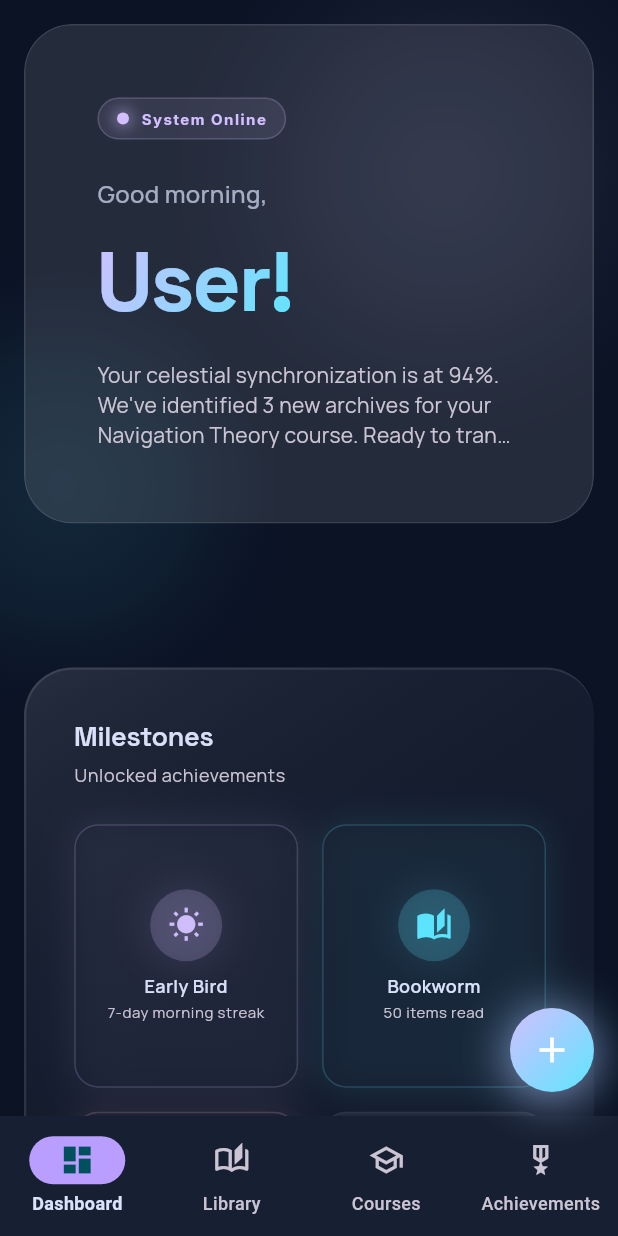
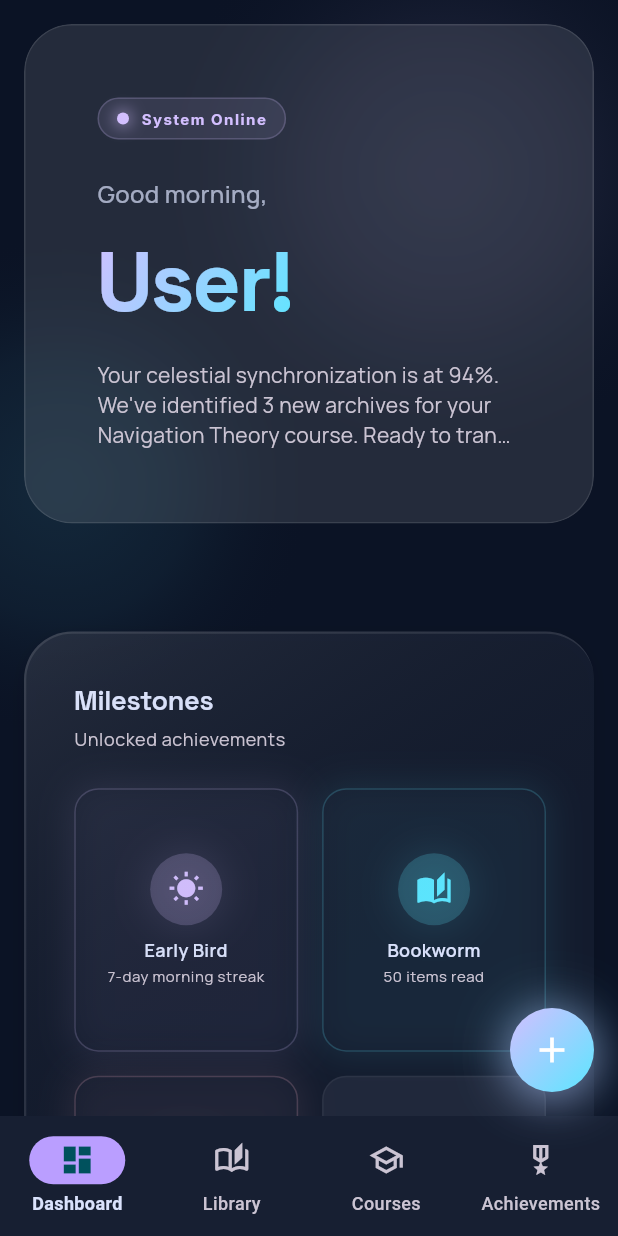
Before and after one commit to 0gloomdev/trackie, a Flutter app: the screen it shows after launch, after a tap on "Saltar", on a phone screen of 412 x 824 dp. Run offline on Flutter 3.47's test engine with Material 3 defaults, Android fonts, the phone set to English and light mode, and no system bars; drawn by our look-alikes of flutter_animate; our stand-ins replace drift, drift_flutter, flutter_riverpod; accounts and stored records are empty; generated files the repository leaves out were written again; project files that could hold a hidden picture were left out.

Commit message:
refactor: improve widget distribution using DesignTokens
- Apply consistent spacing (spaceXxl, spaceLg, spaceMd) in home_screen
- Use DesignTokens.fadeIn for animations
- Update library_screen with DesignTokens spacing
- Consistent border radius and animation durations throughout

```diff
--- a/lib/src/features/home/presentation/home_screen.dart
+++ b/lib/src/features/home/presentation/home_screen.dart
@@ -4,6 +4,7 @@ import 'package:flutter_animate/flutter_animate.dart';
 import '../../../core/theme/app_colors.dart';
 import '../../../core/theme/app_typography.dart';
 import '../../../shared/widgets/shadcn_widgets.dart';
+import '../../../shared/widgets/glass_design.dart';
 import '../../../shared/widgets/glass_design.dart';
 import '../../../services/models/models.dart';
 import '../../shared/providers/drift_providers.dart';
@@ -34,9 +35,7 @@ class HomeTab extends ConsumerWidget {
         crossAxisAlignment: CrossAxisAlignment.start,
         children: [
           _HeroSection(profileAsync: profileAsync),
-          const SizedBox(height: 32),
-
-          const SizedBox(height: 32),
+          const SizedBox(height: DesignTokens.spaceXxl),
           if (isDesktop) ...[
             Row(
               crossAxisAlignment: CrossAxisAlignment.start,
@@ -44,30 +43,33 @@ class HomeTab extends ConsumerWidget {
                 Expanded(
                   flex: 2,
                   child: activitiesAsync.when(
-            data: (weeklyActivity) => _WeeklyChart(weeklyActivity: weeklyActivity),
-            loading: () => const CircularProgressIndicator(),
+                    data: (weeklyActivity) =>
+                        _WeeklyChart(weeklyActivity: weeklyActivity),
+                    loading: () =>
+                        const Center(child: CircularProgressIndicator()),
                     error: (_, __) => const SizedBox(),
                   ),
                 ),
-                const SizedBox(width: 24),
+                const SizedBox(width: DesignTokens.spaceLg),
                 Expanded(flex: 1, child: const _AchievementsPreview()),
               ],
             ),
           ] else ...[
             activitiesAsync.when(
-              data: (weeklyActivity) => _WeeklyChart(weeklyActivity: weeklyActivity),
-              loading: () => const CircularProgressIndicator(),
+              data: (weeklyActivity) =>
+                  _WeeklyChart(weeklyActivity: weeklyActivity),
+              loading: () => const Center(child: CircularProgressIndicator()),
               error: (_, __) => const SizedBox(),
             ),
-            const SizedBox(height: 32),
+            const SizedBox(height: DesignTokens.spaceLg),
             const _AchievementsPreview(),
           ],
-          const SizedBox(height: 32),
+          const SizedBox(height: DesignTokens.spaceLg),
           if (recentItems.isNotEmpty) _RecentItemsSection(items: recentItems),
-          const SizedBox(height: 100),
+          const SizedBox(height: DesignTokens.spaceXxxl),
         ],
       ),
-    ).animate().fadeIn(duration: 400.ms);
+    ).animate().fadeIn(duration: DesignTokens.fadeIn);
   }
 }
 
@@ -217,8 +219,6 @@ Widget build(BuildContext context) {
     ).animate().fadeIn(duration: 600.ms).slideY(begin: -0.1, end: 0);
   }
 }
-
-
 
 class _StatCard extends StatelessWidget {
   final String title;
@@ -502,11 +502,7 @@ class _RecentItemsSectionState extends State<_RecentItemsSection> {
             itemCount: widget.items.length,
             itemBuilder: (context, index) {
               final item = widget.items[index];
-              return _RecentItemCard(
-                item: item,
-                index: index,
-
-              );
+              return _RecentItemCard(item: item, index: index);
             },
           ),
         ),
--- a/lib/src/features/library/presentation/library_screen.dart
+++ b/lib/src/features/library/presentation/library_screen.dart
@@ -51,7 +51,9 @@ class _LibraryTabState extends ConsumerState<LibraryTab> {
         filteredItems = items;
     }
 
-    final effectivePadding = customization.compactMode ? 16.0 : 48.0;
+    final effectivePadding = customization.compactMode
+        ? DesignTokens.spaceMd
+        : DesignTokens.spaceXxl;
 
     return Scaffold(
       backgroundColor: AppColors.surfaceContainerLowest,
@@ -70,15 +72,18 @@ class _LibraryTabState extends ConsumerState<LibraryTab> {
                     crossAxisAlignment: CrossAxisAlignment.start,
                     children: [
                       Text(
-                        'Universe Library',
-                        style: AppTypography.heroTitle.copyWith(
-                          color: AppColors.primary,
-                          fontSize: 64,
-                        ),
-                      ).animate().fadeIn(duration: 600.ms).slideY(begin: -0.2),
-                      const SizedBox(height: 16),
+                            'Universe Library',
+                            style: AppTypography.heroTitle.copyWith(
+                              color: AppColors.primary,
+                              fontSize: 64,
+                            ),
+                          )
+                          .animate()
+                          .fadeIn(duration: DesignTokens.fadeIn)
+                          .slideY(begin: -0.2),
+                      const SizedBox(height: DesignTokens.spaceMd),
                       Wrap(
-                        spacing: 12,
+                        spacing: DesignTokens.spaceSm,
                         children: [
                           _FilterChip(
                             label: 'All',
```
Lines whose indentation alone changed are shown as unchanged.
